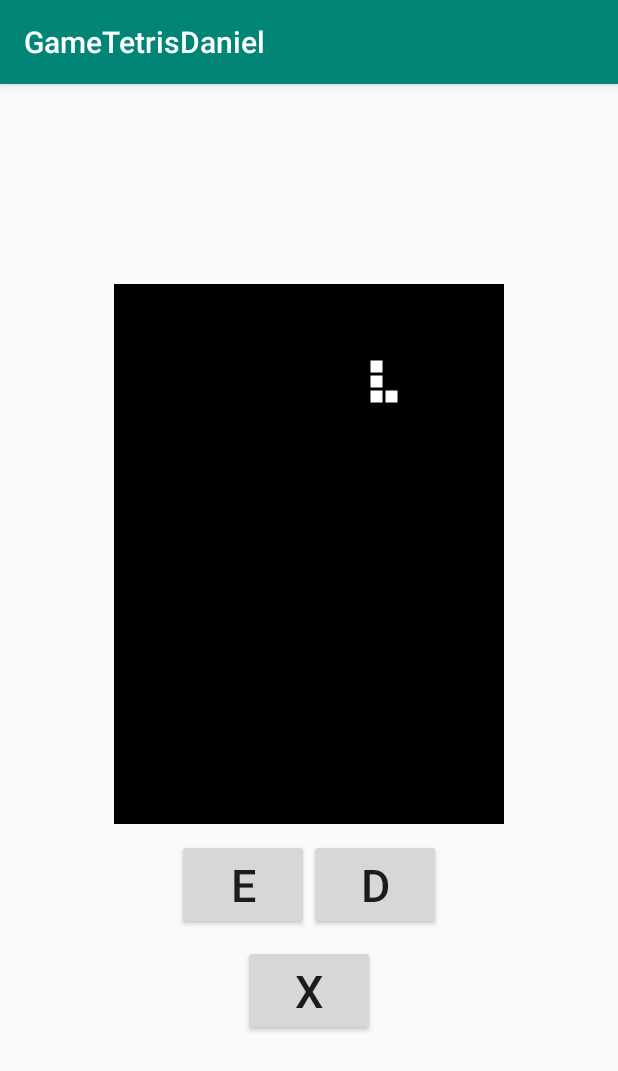
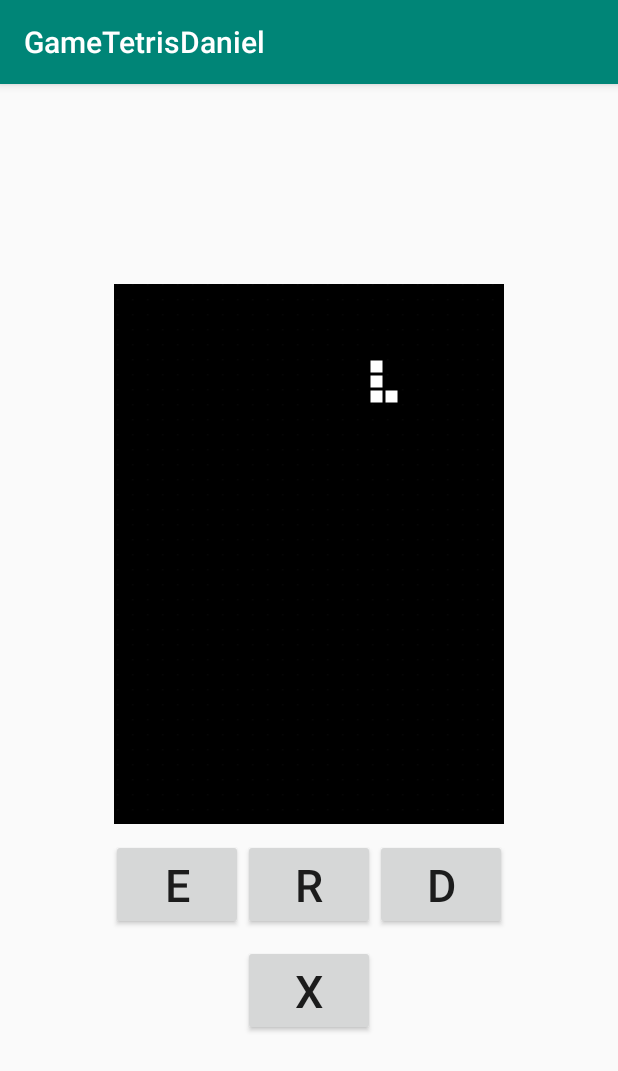
Before and after one commit to DanielSoaresRocha/GameTetris, an Android app: the Jogar screen opened directly, with no data from a screen before it, on a phone screen of 412 x 824 dp. Shown: the top 1071 px of the screen. Run offline under Robolectric (Android 15) with nearby library versions, the phone set to English and light mode, and no system bars.

Commit message:
Rotação adicionada

```diff
--- a/GameTetrisDaniel/app/src/main/java/com/example/gametetrisdaniel/Jogar.kt
+++ b/GameTetrisDaniel/app/src/main/java/com/example/gametetrisdaniel/Jogar.kt
@@ -60,6 +60,10 @@ class Jogar : AppCompatActivity() {
             pt.moveDown()
 
         }
+
+        rotateButton.setOnClickListener {
+            pt.moveRotate()
+        }
     }
     fun gameRun(){
         Thread{
@@ -75,6 +79,7 @@ class Jogar : AppCompatActivity() {
                         }
                     }
                     //move peça atual
+
                     pt.moveDown()
                     bateuPeca()
                     //print peça
@@ -133,7 +138,6 @@ class Jogar : AppCompatActivity() {
             if((board[pt.pontoA.linha][pt.pontoA.coluna] == 1) || (board[pt.pontoB.linha][pt.pontoB.coluna] == 1)//bateu no final da peca
                 || (board[pt.pontoC.linha][pt.pontoC.coluna] == 1) || (board[pt.pontoD.linha][pt.pontoD.coluna] == 1)){
                 bateuFinal()
-
             }
         }catch (e:ArrayIndexOutOfBoundsException){
             Log.i("ERRO","Erro não importante")
--- a/GameTetrisDaniel/app/src/main/res/layout/activity_jogar.xml
+++ b/GameTetrisDaniel/app/src/main/res/layout/activity_jogar.xml
@@ -34,6 +34,16 @@
         </Button>
 
         <Button
+
+            android:id="@+id/rotateButton"
+            android:layout_width="wrap_content"
+            android:layout_height="wrap_content"
+            android:text="R"
+            android:textSize="30sp">
+
+        </Button>
+
+        <Button
             android:id="@+id/direitaBtn"
             android:layout_width="wrap_content"
             android:layout_height="wrap_content"
@@ -41,6 +51,7 @@
             android:textSize="30sp">
 
         </Button>
+
 
     </LinearLayout>
     <LinearLayout
```
Also changed, not shown: GameTetrisDaniel/app/src/main/java/com/example/gametetrisdaniel/Pecas/L.kt (+34 -6 lines).
